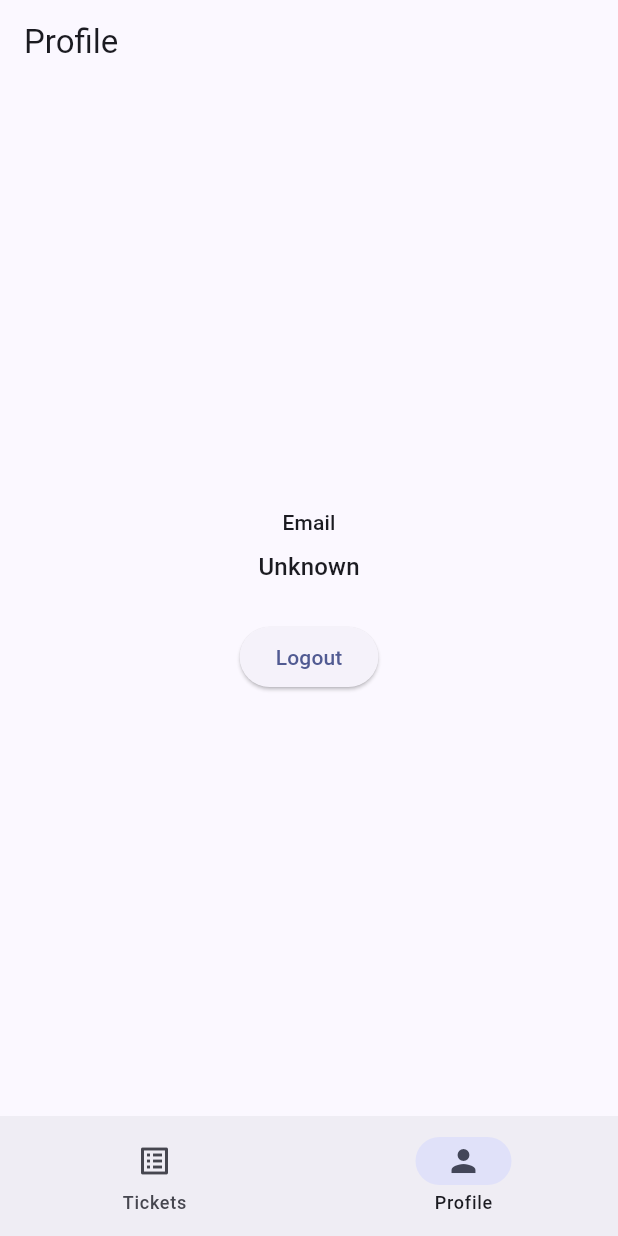
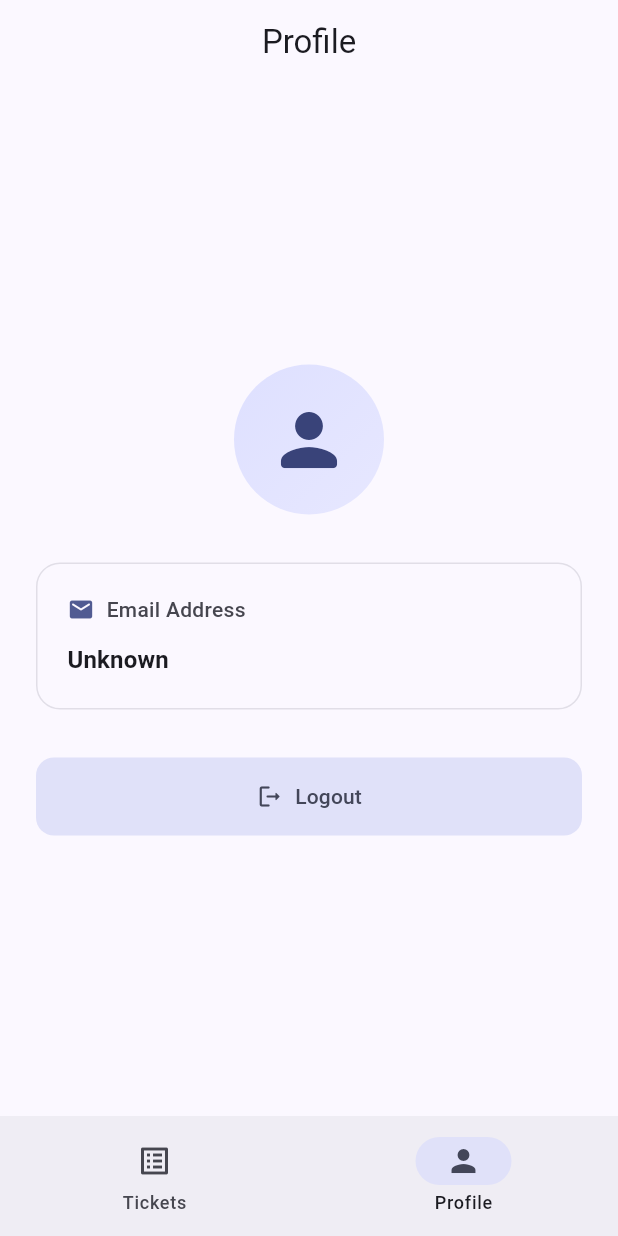
Before and after one commit to kagwicharles/Ticket-Resolution, a Flutter app: the ProfileScreen screen opened by its route, on a phone screen of 412 x 824 dp. Run offline on Flutter 3.47's test engine with Material 3 defaults, Android fonts, the phone set to English and light mode, and no system bars; our stand-ins replace bloc, flutter_bloc, go_router, logger, shared_preferences; accounts and stored records are empty.

Commit message:
refactor(ui): enhance Ticket Card and Profile Screens for better visual and experience

```diff
--- a/lib/presentation/screens/profile_screen.dart
+++ b/lib/presentation/screens/profile_screen.dart
@@ -9,27 +9,111 @@ class ProfileScreen extends StatelessWidget {
   Widget build(BuildContext context) {
     final authState = context.watch<AuthCubit>().state;
     final email = authState.email ?? 'Unknown';
+    final theme = Theme.of(context);
 
     return Scaffold(
-      appBar: AppBar(title: const Text('Profile')),
+      appBar: AppBar(title: const Text('Profile'), centerTitle: true),
       body: Center(
         child: ConstrainedBox(
           constraints: const BoxConstraints(maxWidth: 480),
+          child: Padding(
+            padding: const EdgeInsets.all(24),
             child: Column(
               mainAxisSize: MainAxisSize.min,
               children: [
-              Text('Email', style: Theme.of(context).textTheme.labelLarge),
-              const SizedBox(height: 8),
-              Text(email, style: Theme.of(context).textTheme.titleMedium),
-              const SizedBox(height: 24),
-              ElevatedButton(
+                // Avatar
+                Container(
+                  width: 100,
+                  height: 100,
+                  decoration: BoxDecoration(
+                    shape: BoxShape.circle,
+                    gradient: LinearGradient(
+                      begin: Alignment.topLeft,
+                      end: Alignment.bottomRight,
+                      colors: [
+                        theme.colorScheme.primaryContainer,
+                        theme.colorScheme.primaryContainer.withOpacity(0.7),
+                      ],
+                    ),
+                  ),
+                  child: Center(
+                    child: Icon(
+                      Icons.person_rounded,
+                      size: 56,
+                      color: theme.colorScheme.onPrimaryContainer,
+                    ),
+                  ),
+                ),
+
+                const SizedBox(height: 32),
+
+                // Email Card
+                Container(
+                  width: double.infinity,
+                  padding: const EdgeInsets.all(20),
+                  decoration: BoxDecoration(
+                    borderRadius: BorderRadius.circular(16),
+                    border: Border.all(
+                      color: theme.colorScheme.outlineVariant.withOpacity(0.5),
+                      width: 1,
+                    ),
+                    color: theme.colorScheme.surface,
+                  ),
+                  child: Column(
+                    crossAxisAlignment: CrossAxisAlignment.start,
+                    children: [
+                      Row(
+                        children: [
+                          Icon(
+                            Icons.email_rounded,
+                            size: 18,
+                            color: theme.colorScheme.primary,
+                          ),
+                          const SizedBox(width: 8),
+                          Text(
+                            'Email Address',
+                            style: theme.textTheme.labelLarge?.copyWith(
+                              color: theme.colorScheme.onSurfaceVariant,
+                              fontWeight: FontWeight.w500,
+                              letterSpacing: 0.2,
+                            ),
+                          ),
+                        ],
+                      ),
+                      const SizedBox(height: 12),
+                      Text(
+                        email,
+                        style: theme.textTheme.titleMedium?.copyWith(
+                          fontWeight: FontWeight.w600,
+                          letterSpacing: 0.1,
+                        ),
+                      ),
+                    ],
+                  ),
+                ),
+
+                const SizedBox(height: 32),
+
+                // Logout Button
+                SizedBox(
+                  width: double.infinity,
+                  child: FilledButton.tonalIcon(
                     onPressed: () async {
                       await context.read<AuthCubit>().logout();
                       // GoRouter redirect will take to login
                     },
-                child: const Text('Logout'),
+                    icon: const Icon(Icons.logout_rounded),
+                    label: const Text('Logout'),
+                    style: FilledButton.styleFrom(
+                      padding: const EdgeInsets.symmetric(vertical: 16),
+                      shape: RoundedRectangleBorder(
+                        borderRadius: BorderRadius.circular(12),
+                      ),
+                    ),
+                  ),
                 ),
               ],
+            ),
           ),
         ),
       ),
```
Also changed, not shown: lib/presentation/widgets/ticket_card.dart (+47 -20 lines). Lines whose indentation alone changed are shown as unchanged.
